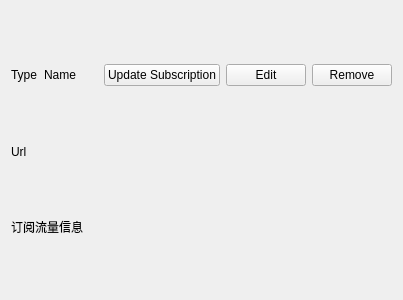
Qt form upstream/include/ui/group/GroupItem.ui (hopol/throne-mirror) before a commit.
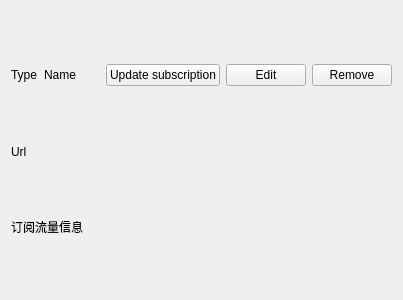
The same form after that commit.

Patch:
```diff
--- a/upstream/include/ui/group/GroupItem.ui
+++ b/upstream/include/ui/group/GroupItem.ui
@@ -60,7 +60,7 @@
         </sizepolicy>
        </property>
        <property name="text">
-        <string>Update Subscription</string>
+        <string>Update subscription</string>
        </property>
       </widget>
      </item>
```
